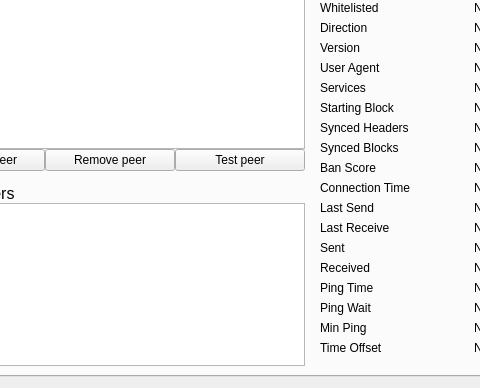
The window that src/qt/forms/debugwindow.ui (DiablosMalice/dogecoin-1) describes before a commit, drawn with Qt 5; both pictures show x 107 to 587 and y 92 to 480 of the 740 by 480 pixel window.
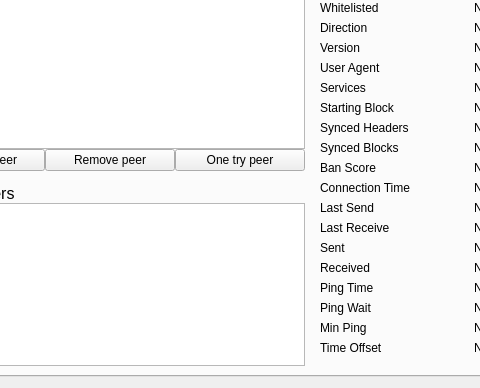
The same window after the commit. The open tabs and pages were chosen to show the change. Icons and pictures are not drawn. Custom widgets are drawn as their Qt base class.

What changed in the file:
```diff
--- a/src/qt/forms/debugwindow.ui
+++ b/src/qt/forms/debugwindow.ui
@@ -931,7 +931,7 @@
               <cursorShape>PointingHandCursor</cursorShape>
              </property>
              <property name="text">
-              <string>Test peer</string>
+              <string>One try peer</string>
              </property>
             </widget>
            </item>
```
